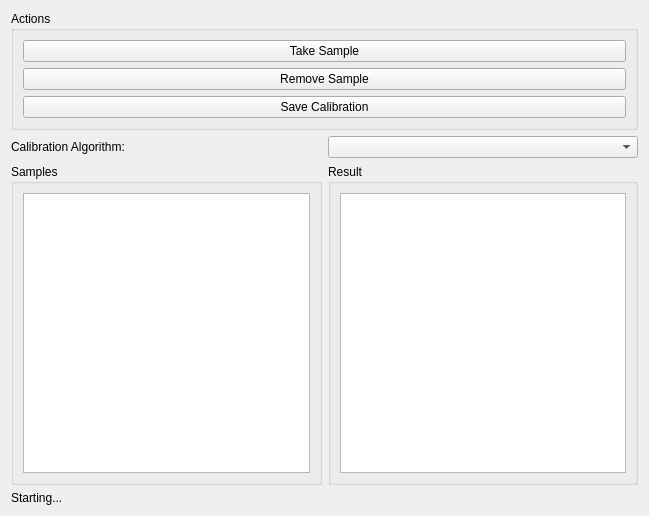
First picture: the form in easy_handeye2/resource/rqt_handeye.ui, repository marcoesposito1988/easy_handeye2, before the edit.
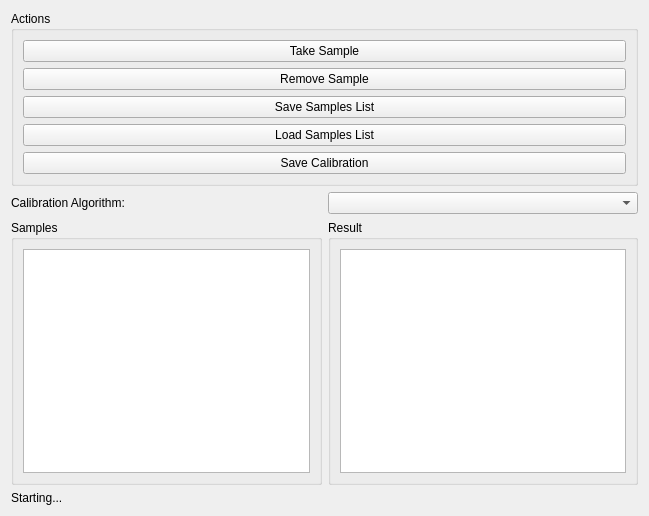
Second picture: the form after the edit.

Commit message: Add saving and loading the sample list from the GUI

Diff of the .ui file:
```diff
--- a/easy_handeye2/resource/rqt_handeye.ui
+++ b/easy_handeye2/resource/rqt_handeye.ui
@@ -42,6 +42,26 @@
           </property>
          </widget>
         </item>
+        <item>
+         <widget class="QPushButton" name="saveSamplesButton">
+          <property name="toolTip">
+           <string>Save samples to ~/.ros2/easy_handeye2/samples/CALIBRATION_NAME.samples</string>
+          </property>
+          <property name="text">
+           <string>Save Samples List</string>
+          </property>
+         </widget>
+        </item>
+        <item>
+         <widget class="QPushButton" name="loadSamplesButton">
+          <property name="toolTip">
+           <string>Load samples from ~/.ros2/easy_handeye2/samples/CALIBRATION_NAME.samples</string>
+          </property>
+          <property name="text">
+           <string>Load Samples List</string>
+          </property>
+         </widget>
+        </item>
         <item>
          <widget class="QPushButton" name="saveButton">
           <property name="toolTip">
```
The commit also changes 2 other files.
